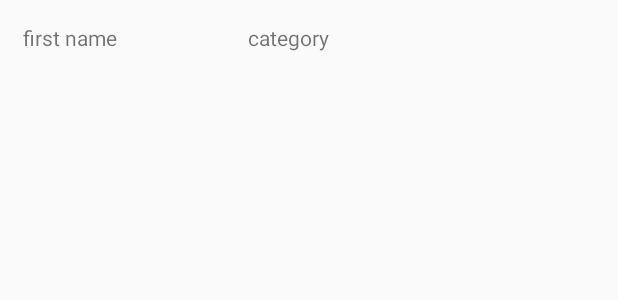
After one commit to pedromaia069/Bancodeservidores, an Android app: the layout service_provider_list_view.xml on its own in the app's theme, with its tools: preview values and no code run, on a phone screen of 412 x 824 dp. The commit adds this screen. Shown: the top 300 px of the screen. Run offline under Robolectric (Android 15) with nearby library versions, the phone set to English and light mode, and no system bars.

Commit message:
Recuperada lista de servidores em forma de listview.

```diff
--- /dev/null
+++ b/app/src/main/res/layout/service_provider_list_view.xml
@@ -0,0 +1,24 @@
+<?xml version="1.0" encoding="utf-8"?>
+<LinearLayout xmlns:android="http://schemas.android.com/apk/res/android"
+    android:layout_width="match_parent"
+    android:layout_height="match_parent"
+    android:orientation="horizontal"
+    android:padding="5sp"
+    android:paddingStart="5sp">
+
+    <TextView
+        android:text="first name"
+        android:layout_width="150sp"
+        android:layout_height="wrap_content"
+        android:id="@+id/item_textViewFirstName"
+        android:padding="10sp"/>
+
+    <TextView
+        android:text="category"
+        android:layout_width="120sp"
+        android:layout_height="wrap_content"
+        android:id="@+id/item_textViewCategory"
+        android:padding="10sp"/>
+
+
+</LinearLayout>
--- a/app/src/main/res/menu/menu_main_menu.xml
+++ b/app/src/main/res/menu/menu_main_menu.xml
@@ -4,7 +4,7 @@
     <!-- Search, should appear as action button -->
     <item android:title="game_menu"
         android:id="@+id/action_search"
-        android:icon="@mipmap/ic_launcher"
+        android:icon="@android:drawable/ic_media_play"
         app:showAsAction="ifRoom"/>   //change android: to app:
 
     <!-- Settings, should always be in the overflow -->
```
Also changed, not shown: app/src/main/java/cortez/bancodeservidores/DBHelper.java (+34 -3 lines), app/src/main/java/cortez/bancodeservidores/MainMenu.java (+87 -6 lines), app/src/main/java/cortez/bancodeservidores/ServiceProvider.java (+9 -0 lines), app/src/main/res/layout/content_main_menu.xml (+7 -3 lines).
